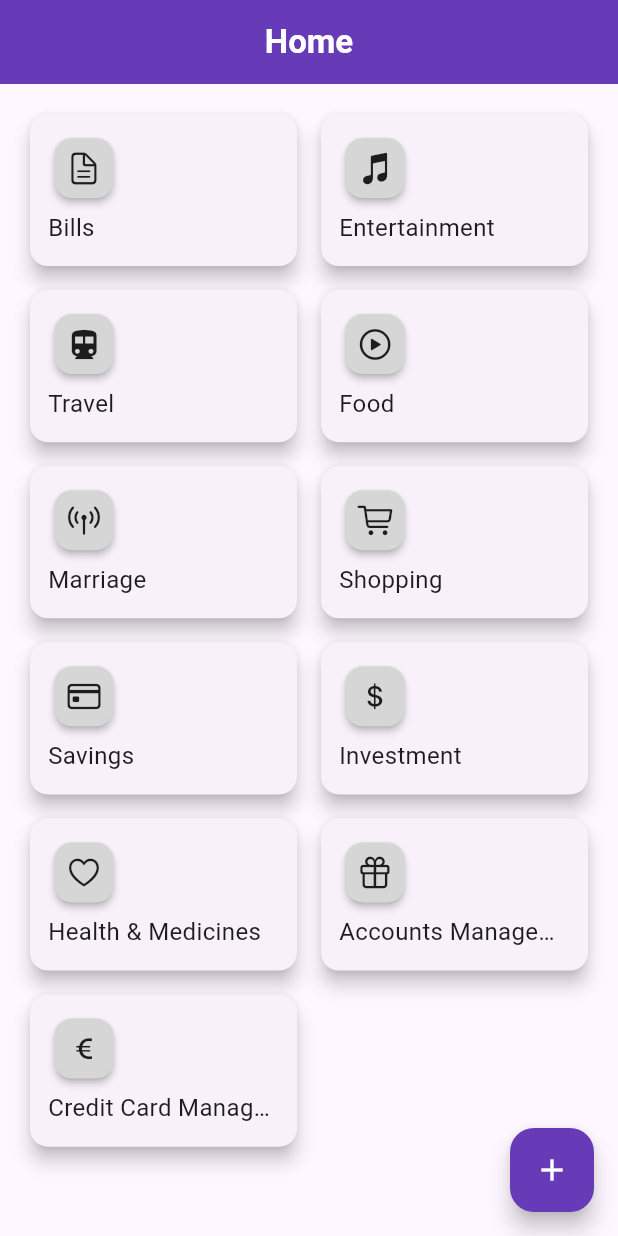
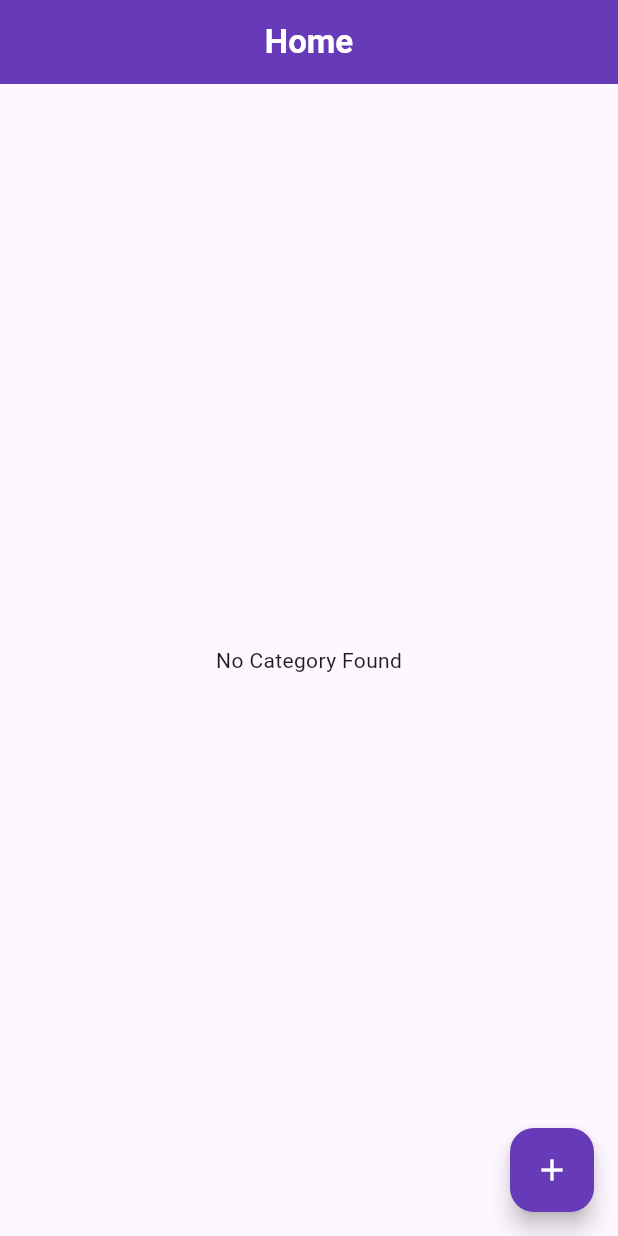
Before and after one commit to priyankafulwari127/finly, a Flutter app: the screen it shows after launch, on a phone screen of 412 x 824 dp. Run offline on Flutter 3.47's test engine with Material 3 defaults, Android fonts, the phone set to English and light mode, and no system bars; our stand-ins replace get, shared_preferences.

Commit message:
code changed through

```diff
--- a/lib/data/CategoryList.dart
+++ b/lib/data/CategoryList.dart
@@ -4,63 +4,63 @@ import 'package:get/get.dart';
 import '../model/Category.dart';
 
 class CategoryList {
-  List<Category> categories = [
-    Category(
-      categoryName: 'Bills',
-      totalAmount: 0.0,
-      id: '0',
-    ),
-    Category(
-      categoryName: 'Entertainment',
-      totalAmount: 0.0,
-      id: '1',
-    ),
-    Category(
-      categoryName: 'Travel',
-      totalAmount: 0.0,
-      id: '2',
-    ),
-    Category(
-      categoryName: 'Food',
-      totalAmount: 0.0,
-      id: '3',
-    ),
-    Category(
-      categoryName: 'Marriage',
-      totalAmount: 0.0,
-      id: '4',
-    ),
-    Category(
-      categoryName: 'Shopping',
-      totalAmount: 0.0,
-      id: '5',
-    ),
-    Category(
-      categoryName: 'Savings',
-      totalAmount: 0.0,
-      id: '6',
-    ),
-    Category(
-      categoryName: 'Investment',
-      totalAmount: 0.0,
-      id: '7',
-    ),
-    Category(
-      categoryName: 'Health & Medicines',
-      totalAmount: 0.0,
-      id: '8',
-    ),
-    Category(
-      categoryName: 'Accounts Management',
-      totalAmount: 0.0,
-      id: '9',
-    ),
-    Category(
-      categoryName: 'Credit Card Management',
-      totalAmount: 0.0,
-      id: '10',
-    ),
-  ];
+  // List<Category> categories = [
+  //   Category(
+  //     categoryName: 'Bills',
+  //     totalAmount: 0.0,
+  //     id: '0',
+  //   ),
+  //   Category(
+  //     categoryName: 'Entertainment',
+  //     totalAmount: 0.0,
+  //     id: '1',
+  //   ),
+  //   Category(
+  //     categoryName: 'Travel',
+  //     totalAmount: 0.0,
+  //     id: '2',
+  //   ),
+  //   Category(
+  //     categoryName: 'Food',
+  //     totalAmount: 0.0,
+  //     id: '3',
+  //   ),
+  //   Category(
+  //     categoryName: 'Marriage',
+  //     totalAmount: 0.0,
+  //     id: '4',
+  //   ),
+  //   Category(
+  //     categoryName: 'Shopping',
+  //     totalAmount: 0.0,
+  //     id: '5',
+  //   ),
+  //   Category(
+  //     categoryName: 'Savings',
+  //     totalAmount: 0.0,
+  //     id: '6',
+  //   ),
+  //   Category(
+  //     categoryName: 'Investment',
+  //     totalAmount: 0.0,
+  //     id: '7',
+  //   ),
+  //   Category(
+  //     categoryName: 'Health & Medicines',
+  //     totalAmount: 0.0,
+  //     id: '8',
+  //   ),
+  //   Category(
+  //     categoryName: 'Accounts Management',
+  //     totalAmount: 0.0,
+  //     id: '9',
+  //   ),
+  //   Category(
+  //     categoryName: 'Credit Card Management',
+  //     totalAmount: 0.0,
+  //     id: '10',
+  //   ),
+  // ];
 
   var icons = {
     CupertinoIcons.doc_text,
--- a/lib/model/Category.dart
+++ b/lib/model/Category.dart
@@ -1,16 +1,16 @@
 class Category {
-  final String categoryName;
-  double totalAmount;
-  final String id;
+  String? categoryName;
+  double? totalAmount;
+  String? id;
   double? spentAmount;
-  final String? description;
+  String? description;
   DateTime? date;
   double? budgetAmount;
 
   Category({
-    required this.categoryName,
-    required this.totalAmount,
-    required this.id,
+    this.categoryName,
+    this.totalAmount,
+    this.id,
     this.spentAmount,
     this.budgetAmount,
     this.date,
--- /dev/null
+++ b/lib/prefs/CategoryPrefs.dart
@@ -0,0 +1,26 @@
+import 'dart:convert';
+
+import 'package:finly/controller/CategoryController.dart';
+import 'package:shared_preferences/shared_preferences.dart';
+
+import '../model/Category.dart';
+
+class CategoryPrefs{
+  var categoryKey = 'categoryKey';
+
+  Future<void> saveCategory(List<Category> category) async {
+    SharedPreferences prefs = await SharedPreferences.getInstance();
+    final categoryMaps = category.map((cat) => cat.toJson()).toList();
+    await prefs.setString(categoryKey, jsonEncode(categoryMaps));
+  }
+
+  Future<void> loadCategory(CategoryController categoryController) async {
+    SharedPreferences prefs = await SharedPreferences.getInstance();
+    final jsonString = prefs.getString(categoryKey);
+    if (jsonString != null) {
+      categoryController.categoryList.value = (jsonDecode(jsonString) as List)
+          .map((cat) => Category.fromJson(cat))
+          .toList();
+    }
+  }
+}
--- a/lib/ui/DetailsScreen.dart
+++ b/lib/ui/DetailsScreen.dart
@@ -25,7 +25,7 @@ class DetailsScreen extends StatelessWidget {
 
   @override
   Widget build(BuildContext context) {
-    var category = categoryController.categoryList.value.firstWhereOrNull((cat) => cat.id == id);
+    var category = categoryController.categoryList.firstWhereOrNull((cat) => cat.id == id);
 
     return Scaffold(
       appBar: AppBar(
@@ -298,7 +298,7 @@ class DetailsScreen extends StatelessWidget {
                           // // prefs.setDouble('totalAmount', category.totalAmount);
                           // categoryController.saveCategory();
                           var newCategory = category;
-                          newCategory.totalAmount = newCategory.totalAmount + enteredAmount;
+                          newCategory.totalAmount = (newCategory.totalAmount! + enteredAmount);
                           categoryController.updateCategory(newCategory);
                           Get.snackbar('Success', "Your spent is saved");
                           amountController.clear();
--- a/lib/ui/HomeScreen.dart
+++ b/lib/ui/HomeScreen.dart
@@ -40,27 +40,28 @@ class HomeScreen extends StatelessWidget {
       ),
       body: Padding(
         padding: const EdgeInsets.all(16.0),
-        child: GridView.builder(
+        child: categoryController.categoryList.isEmpty
+            ? Center(child: Text("No Category Found"))
+            : GridView.builder(
                 gridDelegate: SliverGridDelegateWithFixedCrossAxisCount(
                   crossAxisCount: 2,
                   crossAxisSpacing: 8,
                   mainAxisSpacing: 8,
                   childAspectRatio: 1.7,
                 ),
-          itemCount: categoryController.categoryList.value.length,
+                itemCount: categoryController.categoryList.length,
                 itemBuilder: (BuildContext context, int index) {
-            // var category = categoryController.categoryList[index];
                   return GestureDetector(
                     onTap: () async {
                       //saves the clicked category
                       SharedPreferences sharedPreferences = await SharedPreferences.getInstance();
-                sharedPreferences.setString('selected_category', categoryController.categoryList.value.elementAt(index).categoryName);
-                sharedPreferences.setString('selected_category_id', categoryController.categoryList.value.elementAt(index).id);
+                      sharedPreferences.setString('selected_category', categoryController.categoryList.elementAt(index).categoryName ?? '');
+                      sharedPreferences.setString('selected_category_id', categoryController.categoryList.elementAt(index).id ?? '');
                       //navigates to the clicked category
                       Get.to(
                         DetailsScreen(
-                    categoryName: categoryController.categoryList.value.elementAt(index).categoryName,
-                    id: categoryController.categoryList.value.elementAt(index).id,
+                          categoryName: categoryController.categoryList.elementAt(index).categoryName ?? 'No Name',
+                          id: categoryController.categoryList.elementAt(index).id ?? 'no id',
                         ),
                       );
                     },
@@ -86,7 +87,7 @@ class HomeScreen extends StatelessWidget {
                               height: 4,
                             ),
                             Text(
-                        categoryController.categoryList.value.elementAt(index).categoryName,
+                              categoryController.categoryList.elementAt(index).categoryName ?? '',
                               textAlign: TextAlign.left,
                               overflow: TextOverflow.ellipsis,
                               maxLines: 1,
```
Also changed, not shown: lib/controller/CategoryController.dart (+15 -33 lines), lib/ui/AddCategoryScreen.dart (+30 -21 lines). Lines whose indentation alone changed are shown as unchanged.
